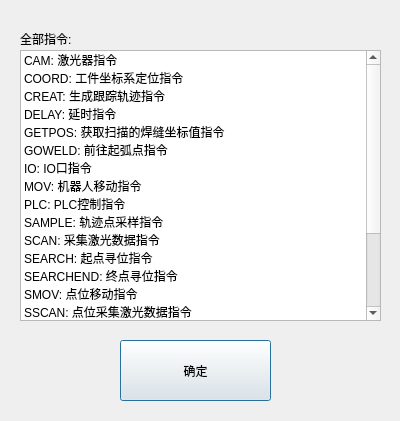
First picture: the form in othercmddlg.ui, repository qubo188612/qtwelding, before the edit.
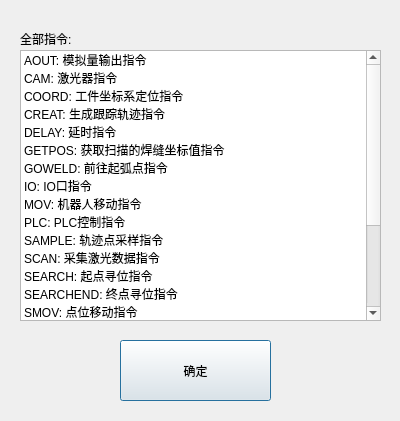
Second picture: the form after the edit.

The edit to the form file:
```diff
--- a/othercmddlg.ui
+++ b/othercmddlg.ui
@@ -51,6 +51,11 @@
    <property name="sortingEnabled">
     <bool>false</bool>
    </property>
+   <item>
+    <property name="text">
+     <string>AOUT: 模拟量输出指令</string>
+    </property>
+   </item>
    <item>
     <property name="text">
      <string>CAM: 激光器指令</string>
```
